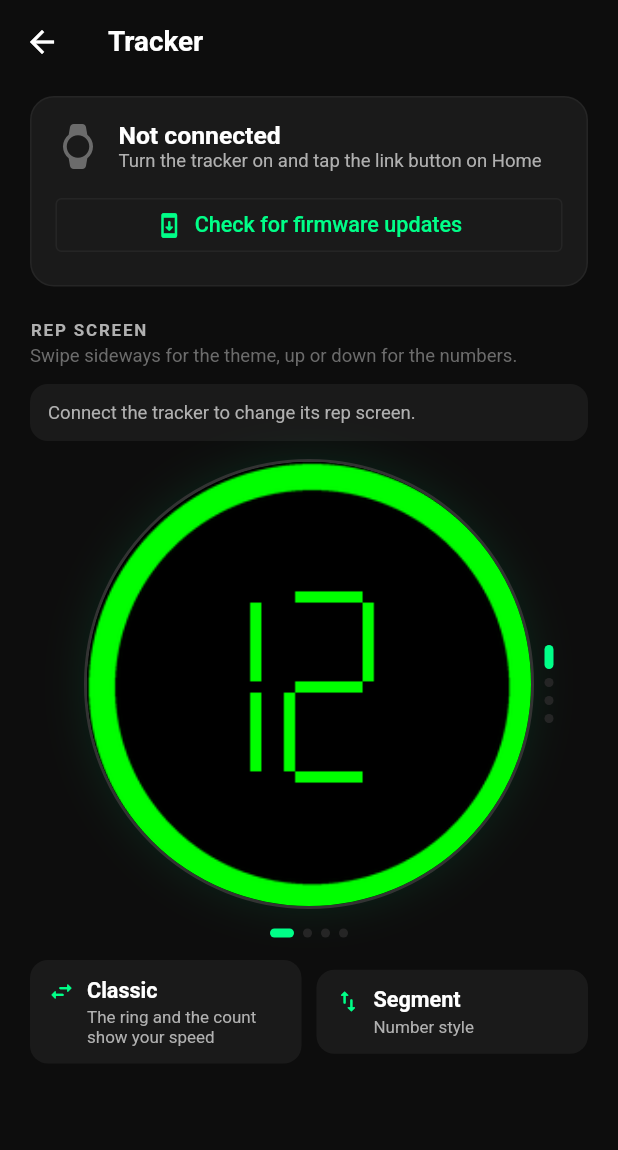
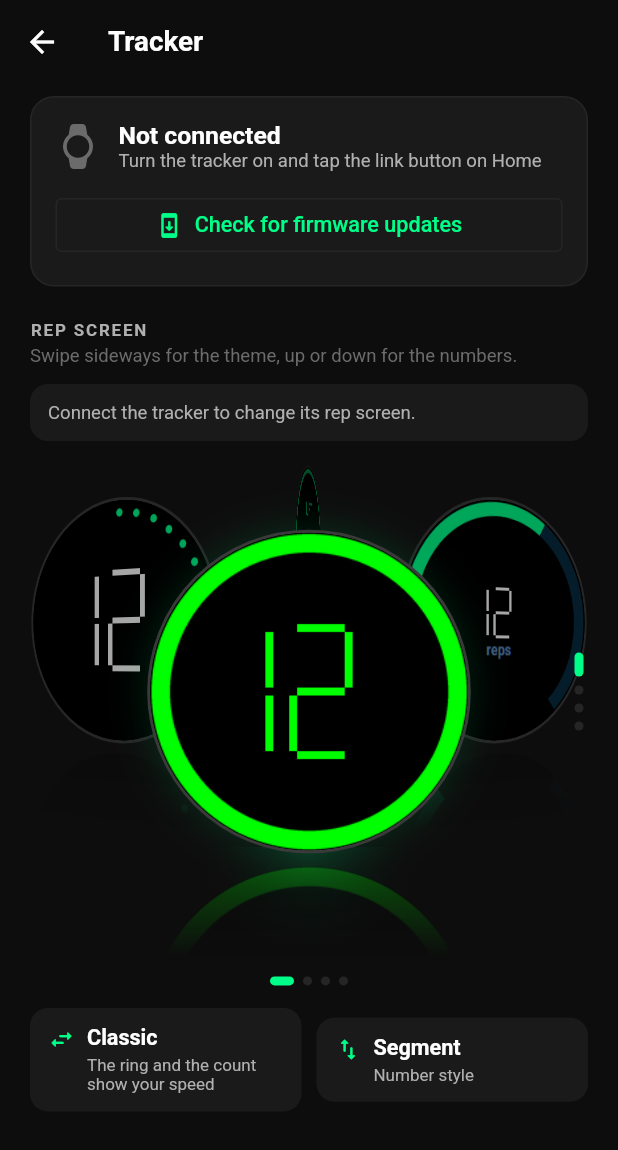
Before and after one commit to Tutu-Cjay/Gympath_project, a Flutter app: the TrackerScreen screen opened directly, on a phone screen of 412 x 824 dp. Shown: the top 1150 px of the screen. Run offline on Flutter 3.47's test engine with Material 3 defaults, Android fonts, the phone set to English and light mode, and no system bars; our stand-ins replace flutter_blue_plus, permission_handler, share_plus, shared_preferences, wakelock_plus, webview_flutter; missing offline and left inert: dart:js_interop, model_viewer_plus; accounts and stored records are empty.

Commit message:
feat(app): themes on a turning ring, number styles on a turning drum
- The themes stand on one ring seen from a little above; a sideways swipe
  turns the ring (front face largest, the rest round the back, smaller,
  darker and tilted), with a soft reflection on a glossy floor
- On the front face the count sits on a drum of number styles that turns
  up/down with a vertical swipe, inside the count's own window
- Finger travel per page matches the ring / drum radius so the front face
  and the count follow the finger

Co-Authored-By: Claude Opus 5.5 <noreply@anthropic.com>
Claude-Session: https://claude.ai/code/session_01EUYYhTHTs32T1DB7zMhS2C

```diff
--- a/mobile/lib/screens/tracker_screen.dart
+++ b/mobile/lib/screens/tracker_screen.dart
@@ -1,4 +1,5 @@
 import 'dart:async';
+import 'dart:math' as math;
 
 import 'package:flutter/material.dart';
 
@@ -359,31 +360,24 @@ class _TrackerScreenState extends State<TrackerScreen>
     final savedT = _ble.trackerTheme.value, savedS = _ble.trackerDigits.value;
     return Column(children: [
       LayoutBuilder(builder: (context, box) {
-        final size = (box.maxWidth - 40).clamp(180.0, 300.0);
-        _pageW = size;
-        final win = trackerCountWindows[ti];
-        _pageH = win[3] * size / 240;
-        return Row(mainAxisAlignment: MainAxisAlignment.center, children: [
-          const SizedBox(width: 20),
+        final wheel = TrackerWheel.layoutFor(box.maxWidth);
+        // px of finger travel per page: the front face / the count follow it
+        _pageW = wheel.radius * math.pi / 2;
+        _pageH = TrackerWheel.drumRadius(ti, wheel.face) * math.pi / 2;
+        return Stack(children: [
           GestureDetector(
             behavior: HitTestBehavior.opaque,
             onPanStart: _onPanStart,
             onPanUpdate: _onPanUpdate,
             onPanEnd: _onPanEnd,
-            child: Container(
-              width: size,
-              height: size,
-              decoration: BoxDecoration(
-                shape: BoxShape.circle,
-                border: Border.all(color: const Color(0xFF333333), width: 2),
-                boxShadow: [
-                  BoxShadow(color: AppTheme.neonGreen.withValues(alpha: .10), blurRadius: 24),
-                ],
-              ),
-              child: ClipOval(child: TrackerPreview(theme: _t, style: _s, size: size)),
-            ),
+            child: TrackerWheel(theme: _t, style: _s, layout: wheel),
           ),
-          SizedBox(width: 20, child: _dots(trackerDigitStyles.length, _s, Axis.vertical)),
+          Positioned(
+            right: 0,
+            top: wheel.faceTop,
+            height: wheel.face,
+            child: Center(child: _dots(trackerDigitStyles.length, _s, Axis.vertical)),
+          ),
         ]);
       }),
       const SizedBox(height: 10),
@@ -524,53 +518,238 @@ class _TrackerScreenState extends State<TrackerScreen>
   }
 }
 
-/// The tracker's round screen at a preview position, drawn the way the
-/// firmware's live preview composes it: [theme] between two themes slides
-/// the whole screen sideways; [style] between two styles slides only the
-/// count, up and down inside its own window in the middle of the theme.
-class TrackerPreview extends StatelessWidget {
-  final double theme, style, size;
-  const TrackerPreview({super.key, required this.theme, required this.style, required this.size});
+/// Sizes of the theme wheel for a given width.
+class WheelLayout {
+  final double width, face, radius, lift, faceTop, height;
+  const WheelLayout(this.width, this.face, this.radius, this.lift, this.faceTop, this.height);
+}
+
+/// The themes stand on one ring, seen from a little above, and the ring
+/// turns: the chosen theme in front, the others round the back, smaller and
+/// darker, with a soft reflection on the floor. On the front face the count
+/// sits on a drum of number styles that turns up and down.
+class TrackerWheel extends StatelessWidget {
+  final double theme, style;
+  final WheelLayout layout;
+  const TrackerWheel({super.key, required this.theme, required this.style, required this.layout});
+
+  static WheelLayout layoutFor(double width) {
+    final face = (width * 0.58).clamp(150.0, 250.0);
+    final radius = width * 0.34;        // ring, sideways
+    final lift = face * 0.20;           // the back of the ring sits higher
+    const top = 4.0;
+    return WheelLayout(width, face, radius, lift, top + lift, top + lift + face * 1.32);
+  }
+
+  /// Radius of the number drum on a face of [size] px, theme [theme].
+  static double drumRadius(int theme, double size) =>
+      trackerCountWindows[theme][3] * size / 240 / 2;
 
   @override
   Widget build(BuildContext context) {
-    final nt = trackerThemes.length, ns = trackerDigitStyles.length;
-    final t = theme.clamp(0.0, nt - 1.0), s = style.clamp(0.0, ns - 1.0);
-    final ta = t.floor().clamp(0, nt - 1), sa = s.floor().clamp(0, ns - 1);
-    final tf = t - ta, sf = s - sa;
+    final n = trackerThemes.length;
+    final lo = layout;
+    final items = <({double depth, Widget w})>[];
+    for (var i = 0; i < n; i++) {
+      var phi = (i - theme) * 2 * math.pi / n;
+      while (phi > math.pi) { phi -= 2 * math.pi; }
+      while (phi <= -math.pi) { phi += 2 * math.pi; }
+      final d = math.cos(phi);                     // 1 front … −1 back
+      final scale = 0.52 + 0.48 * (d + 1) / 2;
+      final size = lo.face * scale;
+      final cx = lo.width / 2 + lo.radius * math.sin(phi);
+      final top = lo.faceTop - lo.lift * (1 - d) / 2;
+      final dim = (1 - d) / 2;                     // 0 front … 1 back
+      final face = TrackerFace(theme: i, style: style, size: size);
+      items.add((
+        depth: d,
+        w: Positioned(
+          left: cx - size / 2,
+          top: top,
+          width: size,
+          child: Transform(
+            alignment: Alignment.center,
+            transform: Matrix4.identity()
+              ..setEntry(3, 2, 0.0012)
+              ..rotateY(-phi * 0.45),
+            child: Column(mainAxisSize: MainAxisSize.min, children: [
+              _Shade(amount: dim * 0.7, child: _rim(face, size, d)),
+              SizedBox(height: size * 0.04),
+              _Reflection(size: size, strength: 0.26 * (1 - dim), child: face),
+            ]),
+          ),
+        ),
+      ));
+    }
+    items.sort((a, b) => a.depth.compareTo(b.depth)); // back first
+    return SizedBox(
+      width: lo.width,
+      height: lo.height,
+      child: Stack(clipBehavior: Clip.hardEdge, children: [
+        // the floor the ring stands on
+        Positioned(
+          left: 0,
+          right: 0,
+          top: lo.faceTop + lo.face * 0.98,
+          height: lo.face * 0.34,
+          child: const DecoratedBox(
+            decoration: BoxDecoration(
+              gradient: RadialGradient(
+                center: Alignment.topCenter,
+                radius: 1.1,
+                colors: [Color(0x2200FF88), Color(0x00000000)],
+              ),
+            ),
+          ),
+        ),
+        for (final it in items) it.w,
+      ]),
+    );
+  }
+
+  Widget _rim(Widget face, double size, double d) => Container(
+        width: size,
+        height: size,
+        decoration: BoxDecoration(
+          shape: BoxShape.circle,
+          border: Border.all(color: const Color(0xFF3A3A3A), width: 2),
+          boxShadow: [
+            BoxShadow(
+                color: AppTheme.neonGreen.withValues(alpha: .14 * math.max(0.0, d)),
+                blurRadius: 22),
+          ],
+        ),
+        child: ClipOval(child: face),
+      );
+}
+
+/// Darkens a face that has turned away.
+class _Shade extends StatelessWidget {
+  final double amount;
+  final Widget child;
+  const _Shade({required this.amount, required this.child});
+
+  @override
+  Widget build(BuildContext context) {
+    if (amount <= 0.01) return child;
+    return ColorFiltered(
+      colorFilter: ColorFilter.mode(
+          Colors.black.withValues(alpha: amount.clamp(0.0, 1.0)), BlendMode.srcATop),
+      child: child,
+    );
+  }
+}
+
+/// The face mirrored on a glossy floor, fading out.
+class _Reflection extends StatelessWidget {
+  final double size, strength;
+  final Widget child;
+  const _Reflection({required this.size, required this.strength, required this.child});
+
+  @override
+  Widget build(BuildContext context) {
+    return SizedBox(
+      width: size,
+      height: size * 0.28,
+      child: ClipRect(
+        child: Opacity(
+          opacity: strength.clamp(0.0, 1.0),
+          child: ShaderMask(
+            blendMode: BlendMode.dstIn,
+            shaderCallback: (r) => const LinearGradient(
+              begin: Alignment.topCenter,
+              end: Alignment.bottomCenter,
+              colors: [Colors.white, Colors.transparent],
+            ).createShader(r),
+            child: OverflowBox(
+              alignment: Alignment.topCenter,
+              minHeight: size,
+              maxHeight: size,
+              child: Transform.flip(
+                flipY: true,
+                child: ClipOval(child: SizedBox(width: size, height: size, child: child)),
+              ),
+            ),
+          ),
+        ),
+      ),
+    );
+  }
+}
+
+/// One tracker face: theme [theme] with the count's drum of number styles
+/// at [style] (between two styles the drum is turning).
+class TrackerFace extends StatelessWidget {
+  final int theme;
+  final double style, size;
+  const TrackerFace({super.key, required this.theme, required this.style, required this.size});
+
+  @override
+  Widget build(BuildContext context) {
+    final ns = trackerDigitStyles.length;
+    final s = style.clamp(0.0, ns - 1.0);
+    final sa = s.floor().clamp(0, ns - 1);
+    final sf = s - sa;
     final k = size / 240;
-    Widget page(int th, int st) => Image.asset(trackerPage(th, st),
+    Widget page(int st) => Image.asset(trackerPage(theme, st),
         width: size, height: size, fit: BoxFit.fill,
         gaplessPlayback: true, filterQuality: FilterQuality.medium);
 
-    final children = <Widget>[
-      // themes, side by side
-      for (final i in [ta, if (tf > 0 && ta + 1 < nt) ta + 1])
-        Positioned(left: (i - t) * size, top: 0, child: page(i, s.round())),
-    ];
-    if (sf > 0 && tf == 0 && sa + 1 < ns) {
-      // number styles: one above the other inside the count's window
-      final w = trackerCountWindows[ta];
-      final wx = w[0] * k, wy = w[1] * k, ww = w[2] * k, wh = w[3] * k;
-      children.add(Positioned(
-        left: wx,
-        top: wy,
+    if (sf == 0) {
+      return SizedBox(width: size, height: size, child: ColoredBox(color: Colors.black, child: page(sa)));
+    }
+    final w = trackerCountWindows[theme];
+    final wx = w[0] * k, wy = w[1] * k, ww = w[2] * k, wh = w[3] * k;
+    final r = wh / 2;
+    // the styles round the drum, a quarter turn apart; the near half shows
+    final drum = <({double z, Widget w})>[];
+    for (var j = 0; j < ns; j++) {
+      final a = (j - s) * math.pi / 2;
+      if (a.abs() >= math.pi / 2) continue;
+      final crop = SizedBox(
         width: ww,
         height: wh,
         child: ClipRect(
-          child: Stack(clipBehavior: Clip.none, children: [
-            Positioned(left: -wx, top: -wy - sf * wh, child: page(ta, sa)),
-            Positioned(left: -wx, top: -wy + (1 - sf) * wh, child: page(ta, sa + 1)),
-          ]),
+          child: OverflowBox(
+            alignment: Alignment.topLeft,
+            minWidth: size, maxWidth: size, minHeight: size, maxHeight: size,
+            child: Transform.translate(offset: Offset(-wx, -wy), child: page(j)),
+          ),
+        ),
+      );
+      drum.add((
+        z: math.cos(a),
+        w: Transform(
+          alignment: Alignment.center,
+          transform: Matrix4.identity()
+            ..setEntry(3, 2, 0.004)
+            ..translate(0.0, r * math.sin(a))
+            ..rotateX(a),
+          child: _Shade(amount: (1 - math.cos(a)) * 0.8, child: crop),
         ),
       ));
     }
+    drum.sort((a, b) => a.z.compareTo(b.z));
     return SizedBox(
       width: size,
       height: size,
       child: ColoredBox(
         color: Colors.black,
-        child: Stack(clipBehavior: Clip.hardEdge, children: children),
+        child: Stack(clipBehavior: Clip.hardEdge, children: [
+          page(s.round()),
+          Positioned(
+            left: wx,
+            top: wy,
+            width: ww,
+            height: wh,
+            child: ClipRect(
+              child: ColoredBox(
+                color: Colors.black,
+                child: Stack(children: [for (final d in drum) d.w]),
+              ),
+            ),
+          ),
+        ]),
       ),
     );
   }
```
